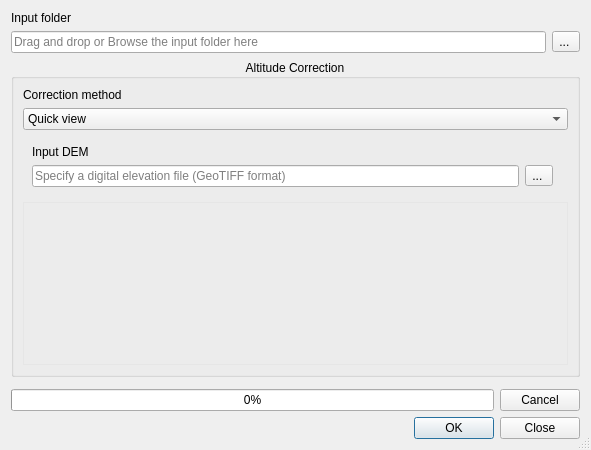
Qt form vertical_photo_placer_dialog_base.ui (verticalphotoplacer/VerticalPhotoPlacer) before a commit.
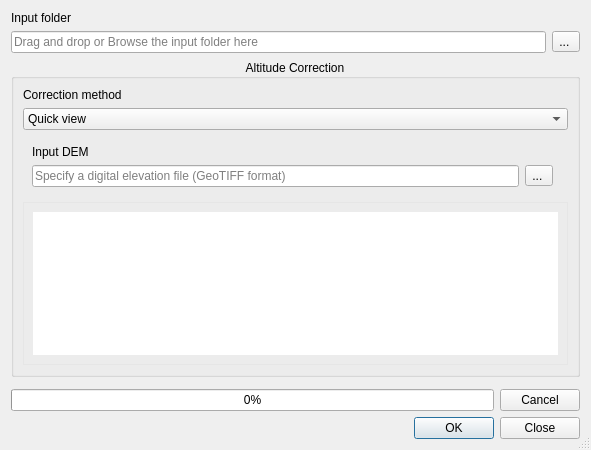
The same form after that commit. Custom widgets are drawn as their Qt base class.

```diff
--- a/vertical_photo_placer_dialog_base.ui
+++ b/vertical_photo_placer_dialog_base.ui
@@ -214,7 +214,41 @@
         <property name="currentIndex">
          <number>0</number>
         </property>
-        <widget class="QWidget" name="page"/>
+        <widget class="QWidget" name="page">
+         <layout class="QGridLayout" name="gridLayout_3">
+          <item row="0" column="0">
+           <widget class="QGraphicsView" name="img_placeholder">
+            <property name="frameShape">
+             <enum>QFrame::NoFrame</enum>
+            </property>
+            <property name="lineWidth">
+             <number>0</number>
+            </property>
+            <property name="verticalScrollBarPolicy">
+             <enum>Qt::ScrollBarAlwaysOff</enum>
+            </property>
+            <property name="backgroundBrush">
+             <brush brushstyle="SolidPattern">
+              <color alpha="255">
+               <red>240</red>
+               <green>240</green>
+               <blue>240</blue>
+              </color>
+             </brush>
+            </property>
+            <property name="foregroundBrush">
+             <brush brushstyle="NoBrush">
+              <color alpha="255">
+               <red>240</red>
+               <green>240</green>
+               <blue>240</blue>
+              </color>
+             </brush>
+            </property>
+           </widget>
+          </item>
+         </layout>
+        </widget>
         <widget class="QWidget" name="page_6">
          <layout class="QVBoxLayout" name="verticalLayout_9">
           <item>
```
